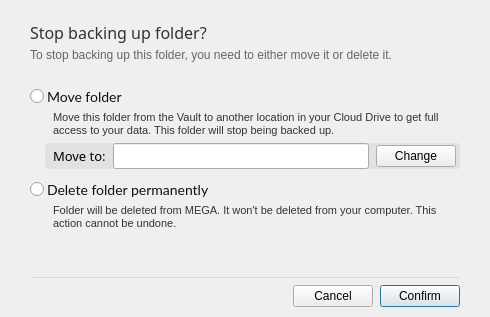
First picture: the form in src/MEGASync/gui/macx/RemoveBackupDialog.ui, repository meganz/MEGAsync, before the edit.
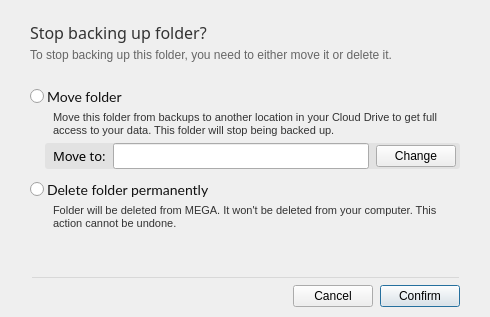
Second picture: the form after the edit.

Commit message: BAC-127 | BAC-62. Review of some backups strings, translator comments filled

```diff
--- a/src/MEGASync/gui/macx/RemoveBackupDialog.ui
+++ b/src/MEGASync/gui/macx/RemoveBackupDialog.ui
@@ -164,7 +164,7 @@
 }</string>
             </property>
             <property name="text">
-             <string>Move this folder from the Vault to another location in your Cloud Drive to get full access to your data. This folder will stop being backed up.</string>
+             <string>Move this folder from backups to another location in your Cloud Drive to get full access to your data. This folder will stop being backed up.</string>
             </property>
             <property name="wordWrap">
              <bool>true</bool>
```
The commit also changes 10 other files.
